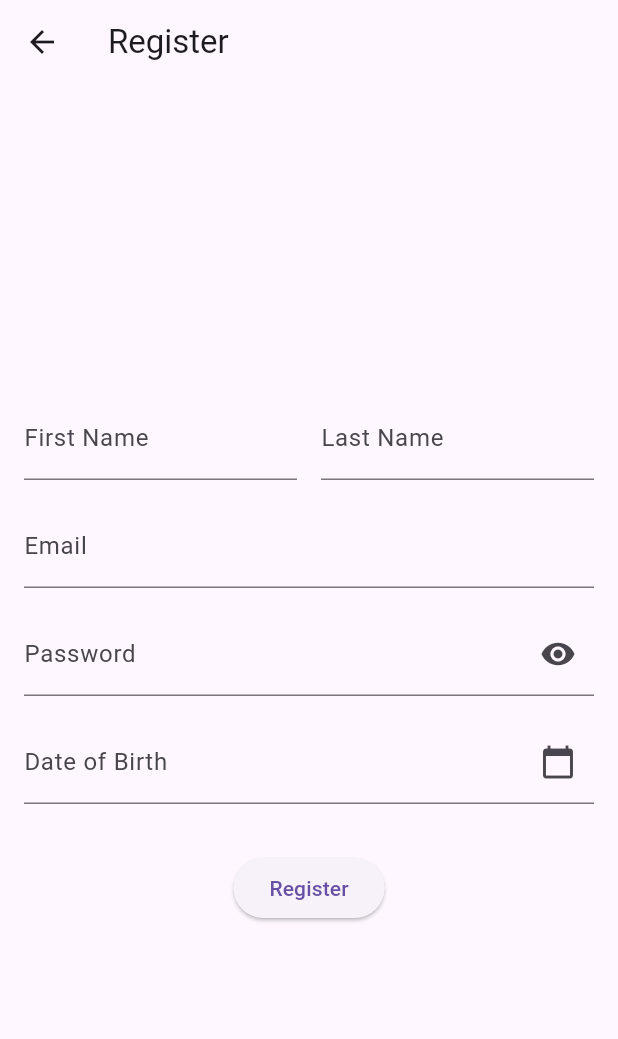
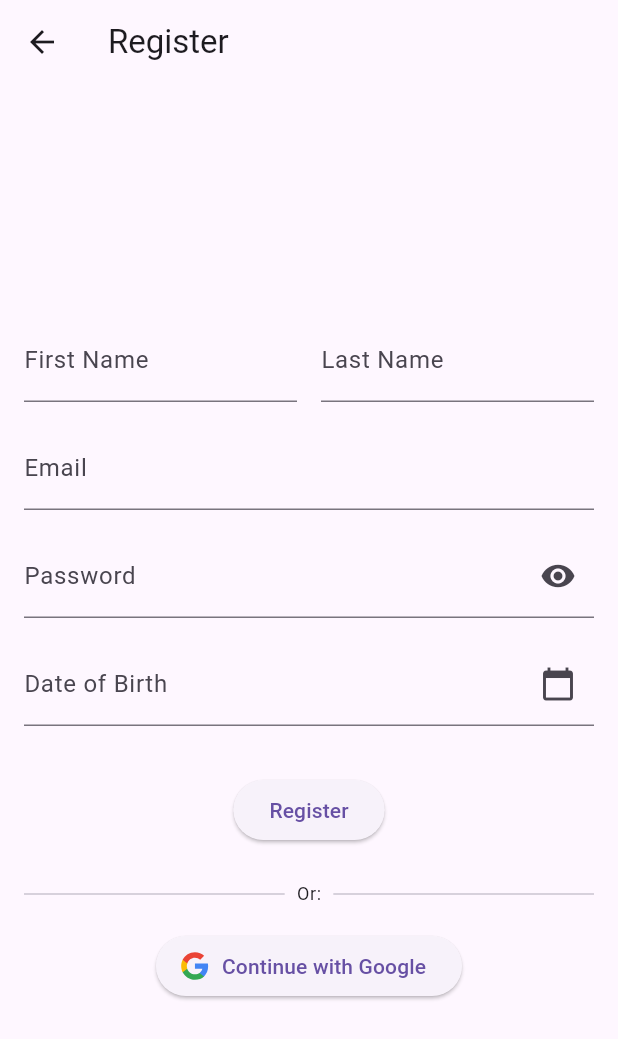
Before and after one commit to JCAdkins/ReminderApp, a Flutter app: the LoginScreen screen opened directly, after a tap on "Login", after a tap on "Don't have an account? Register", on a phone screen of 412 x 824 dp. Shown: the top 1039 px of the screen. Run offline on Flutter 3.47's test engine with Material 3 defaults, Android fonts, the light colour scheme and no system bars; our stand-ins replace dio, flutter_dotenv, flutter_secure_storage, flutter_svg, google_sign_in, smooth_page_indicator and 1 more; accounts and stored records are empty.

Commit message:
Added Google registration button in the register scree.

```diff
--- a/mobile/app/lib/screens/login_screen.dart
+++ b/mobile/app/lib/screens/login_screen.dart
@@ -1,5 +1,6 @@
 import 'package:flutter/material.dart';
 import 'package:flutter_svg/flutter_svg.dart';
+import 'package:mobile_app/widgets/horizontal_divider.dart';
 import 'package:provider/provider.dart' show Provider;
 import '../api/google_auth_service.dart';
 import '../api/auth_service.dart';
@@ -89,8 +90,42 @@ class _LoginScreenState extends State<LoginScreen> {
                         child: const Text("Login"),
                       ),
 
-                      /// LESS SPACE BEFORE REGISTER
+                      const SizedBox(height: 18),
+
+                      /// FORGOT PASSWORD
+                      Align(
+                        alignment: Alignment.center,
+                        child: TextButton(
+                          onPressed: () {
+                            FocusScope.of(context).unfocus();
+                            ScaffoldMessenger.of(context).showSnackBar(
+                              const SnackBar(
+                                content: Text("Forgot Password tapped"),
+                              ),
+                            );
+                          },
+                          child: const Text("Forgot Password?"),
+                        ),
+                      ),
+
+                      /// GO TO REGISTER
+                      TextButton(
+                        onPressed: () {
+                          FocusScope.of(context).unfocus();
+                          Navigator.push(
+                            context,
+                            MaterialPageRoute(
+                                builder: (context) => const RegisterScreen()),
+                          );
+                        },
+                        child: const Text("Don't have an account? Register"),
+                      ),
+
                       const SizedBox(height: 16),
+
+                      const HorizontalDivider(text: "Or: "),
+
+                      const SizedBox(height: 24),
 
                       ElevatedButton.icon(
                         icon: SvgPicture.asset('assets/google_logo.svg',
@@ -120,38 +155,6 @@ class _LoginScreenState extends State<LoginScreen> {
                           }
                         },
                       ),
-
-                      /// LESS SPACE BEFORE REGISTER
-                      const SizedBox(height: 24),
-
-                      /// FORGOT PASSWORD
-                      Align(
-                        alignment: Alignment.center,
-                        child: TextButton(
-                          onPressed: () {
-                            FocusScope.of(context).unfocus();
-                            ScaffoldMessenger.of(context).showSnackBar(
-                              const SnackBar(
-                                content: Text("Forgot Password tapped"),
-                              ),
-                            );
-                          },
-                          child: const Text("Forgot Password?"),
-                        ),
-                      ),
-
-                      /// GO TO REGISTER
-                      TextButton(
-                        onPressed: () {
-                          FocusScope.of(context).unfocus();
-                          Navigator.push(
-                            context,
-                            MaterialPageRoute(
-                                builder: (context) => const RegisterScreen()),
-                          );
-                        },
-                        child: const Text("Don't have an account? Register"),
-                      ),
                     ],
                   ),
                 ),
--- a/mobile/app/lib/screens/register_screen.dart
+++ b/mobile/app/lib/screens/register_screen.dart
@@ -1,13 +1,18 @@
 import 'package:flutter/material.dart';
 import 'package:provider/provider.dart';
+import 'package:flutter_svg/flutter_svg.dart';
+
 import '../widgets/form_fields/name_field.dart';
 import '../widgets/form_fields/email_field.dart';
 import '../widgets/form_fields/password_field.dart';
 import '../widgets/form_fields/dob_field.dart';
 import '../widgets/error_snackbar.dart';
+import '../widgets/horizontal_divider.dart';
 import '../api/auth_service.dart';
 import '../api/models/register_request.dart';
 import '../api/api_exception.dart';
+import '../api/google_auth_service.dart';
+
 import './home_screen.dart';
 
 class RegisterScreen extends StatefulWidget {
@@ -124,10 +129,48 @@ class RegisterScreenState extends State<RegisterScreen> {
                           : ElevatedButton(
                               onPressed: () async {
                                 FocusScope.of(context).unfocus();
-                                _submit;
+                                await _submit();
                               },
                               child: const Text("Register"),
                             ),
+
+                      const SizedBox(height: 24),
+
+                      const HorizontalDivider(text: "Or:"),
+
+                      const SizedBox(height: 16),
+
+                      /// GOOGLE REGISTER BUTTON
+                      ElevatedButton.icon(
+                        icon: SvgPicture.asset(
+                          'assets/google_logo.svg',
+                          height: 20,
+                        ),
+                        label: const Text("Continue with Google"),
+                        onPressed: () async {
+                          try {
+                            final auth = Provider.of<AuthService>(context,
+                                listen: false);
+
+                            await GoogleAuthService(authState: auth.authState)
+                                .signInWithGoogle();
+
+                            if (!context.mounted) return;
+
+                            if (auth.authState.user != null) {
+                              Navigator.pushReplacement(
+                                context,
+                                MaterialPageRoute(builder: (_) => HomeScreen()),
+                              );
+                            } else {
+                              showErrorSnackBar(
+                                  context, "Google registration failed");
+                            }
+                          } on ApiException catch (e) {
+                            showErrorSnackBar(context, e.message);
+                          }
+                        },
+                      ),
                     ],
                   ),
                 ),
--- /dev/null
+++ b/mobile/app/lib/widgets/horizontal_divider.dart
@@ -0,0 +1,24 @@
+import 'package:flutter/material.dart';
+
+class HorizontalDivider extends StatelessWidget {
+  final String text;
+
+  const HorizontalDivider({super.key, required this.text});
+
+  @override
+  Widget build(BuildContext context) {
+    return Row(
+      children: [
+        const Expanded(child: Divider(thickness: 1)),
+        Padding(
+          padding: const EdgeInsets.symmetric(horizontal: 8),
+          child: Text(
+            text,
+            style: Theme.of(context).textTheme.bodySmall,
+          ),
+        ),
+        const Expanded(child: Divider(thickness: 1)),
+      ],
+    );
+  }
+}
```
Also changed, not shown: 1 other file.
